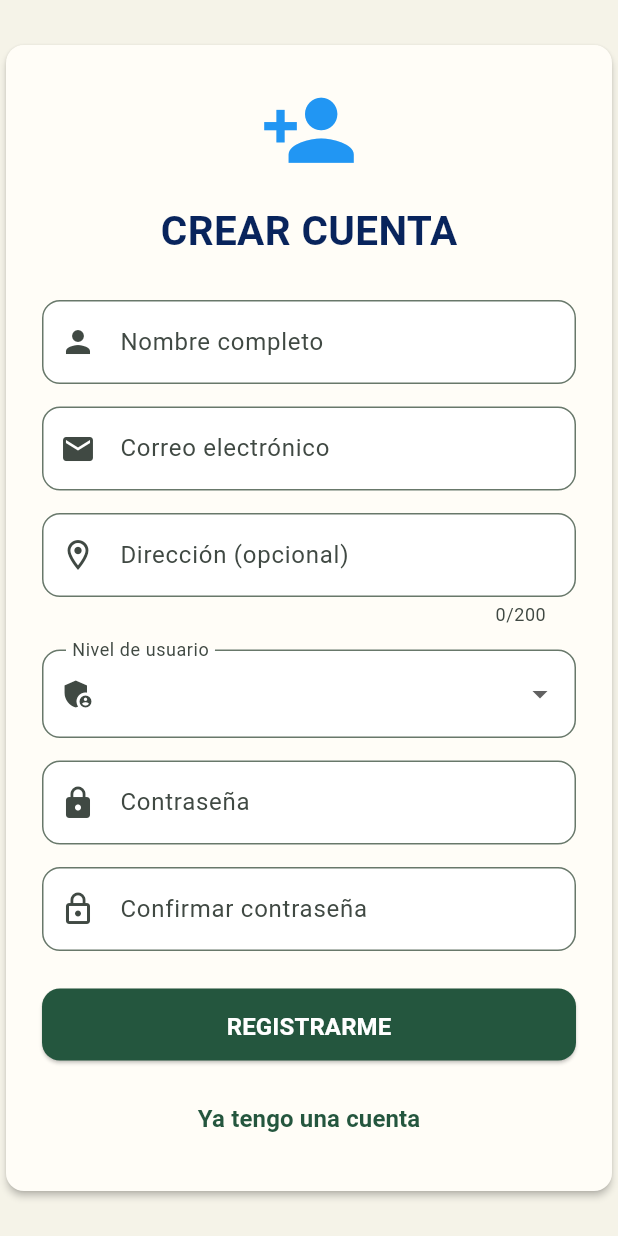
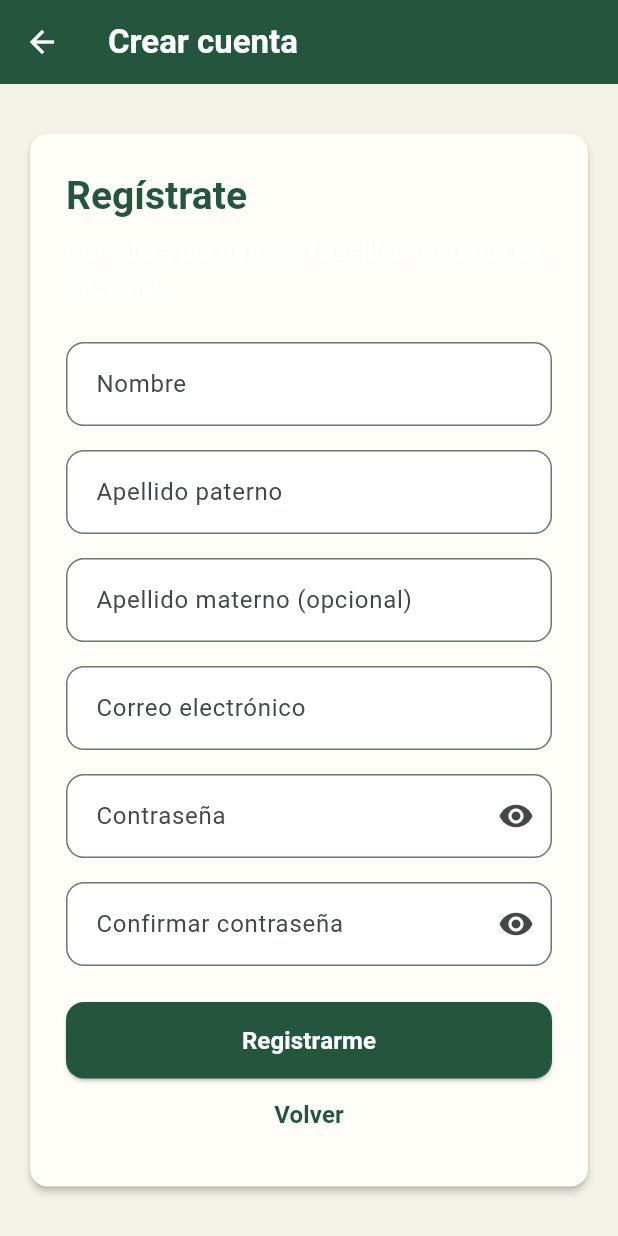
Before and after one commit to JuanPabloMB/SaludMayor_Blog, a Flutter app: the RegisterPage screen opened directly, on a phone screen of 412 x 824 dp. Run offline on Flutter 3.47's test engine with Material 3 defaults, Android fonts, the phone set to English and light mode, and no system bars; our stand-ins replace flutter_secure_storage, image_picker; accounts and stored records are empty.

Commit message:
Fase 3.4: Pantalla de bienvenida y registro de usuarios

```diff
--- a/flutter_application_1/lib/screens/register_user_page.dart
+++ b/flutter_application_1/lib/screens/register_user_page.dart
@@ -1,285 +1,241 @@
 import 'package:flutter/material.dart';
 
-import '../models/legacy/user_model.dart';
-import '../services/auth_service.dart';
-import '../services/user_service.dart';
-import '../widgets/auth_background.dart';
+import '../core/api_client.dart';
+import '../core/api_exception.dart';
+import '../services/registration_service.dart';
 import '../widgets/auth_card.dart';
+import '../widgets/primary_button.dart';
 
 class RegisterPage extends StatefulWidget {
-  const RegisterPage({super.key});
-
+  const RegisterPage({super.key, this.service});
+  final RegistrationService? service;
   @override
   State<RegisterPage> createState() => _RegisterPageState();
 }
 
 class _RegisterPageState extends State<RegisterPage> {
-  final _formKey = GlobalKey<FormState>();
-  final nombreController = TextEditingController();
-  final correoController = TextEditingController();
-  final direccionController = TextEditingController();
-  final passwordController = TextEditingController();
-  final confirmarPasswordController = TextEditingController();
-
-  final AuthService authService = AuthService();
-  final UserService userService = UserService();
-
-  Map<String, dynamic> _usuarioAdministrador = {};
-  bool _argumentoLeido = false;
-  bool _esRegistroAdministrativo = false;
-  bool _guardando = false;
-  int _tipoUsuario = 2;
+  final _form = GlobalKey<FormState>();
+  final _nombre = TextEditingController();
+  final _paterno = TextEditingController();
+  final _materno = TextEditingController();
+  final _correo = TextEditingController();
+  final _password = TextEditingController();
+  final _confirm = TextEditingController();
+  ApiClient? _ownedApi;
+  late final RegistrationService _service;
+  bool _busy = false;
+  bool _hidden = true;
+  String? _error;
 
   @override
-  void didChangeDependencies() {
-    super.didChangeDependencies();
-    if (_argumentoLeido) return;
-
-    final argumento = ModalRoute.of(context)?.settings.arguments;
-    if (argumento is Map<String, dynamic> &&
-        argumento['id_usr'] != null &&
-        (argumento['tip_usr'] as num? ?? 2).toInt() == 1) {
-      _usuarioAdministrador = Map<String, dynamic>.from(argumento);
-      _esRegistroAdministrativo = true;
-    }
-    _argumentoLeido = true;
+  void initState() {
+    super.initState();
+    _service = widget.service ?? RegistrationService(_ownedApi = ApiClient());
   }
 
   @override
   void dispose() {
-    nombreController.dispose();
-    correoController.dispose();
-    direccionController.dispose();
-    passwordController.dispose();
-    confirmarPasswordController.dispose();
+    for (final controller in [
+      _nombre,
+      _paterno,
+      _materno,
+      _correo,
+      _password,
+      _confirm,
+    ]) {
+      controller.dispose();
+    }
+    _ownedApi?.close();
     super.dispose();
   }
 
-  Future<void> registrarUsuario() async {
-    if (_guardando || !_formKey.currentState!.validate()) return;
+  String? _name(String? value, int max, {bool optional = false}) {
+    final text = (value ?? '').trim();
+    if (text.isEmpty && !optional) {
+      return 'Este campo es obligatorio';
+    }
+    if (text.runes.length > max) {
+      return 'Máximo $max caracteres';
+    }
+    return null;
+  }
 
-    final nombre = nombreController.text.trim();
-    final correo = correoController.text.trim();
-    final direccion = direccionController.text.trim();
-    final password = passwordController.text;
-
-    final mensaje = authService.validarRegistro(
-      nombre: nombre,
-      correo: correo,
-      password: password,
-      confirmarpassword: confirmarPasswordController.text,
-    );
-
-    if (mensaje != null) {
-      ScaffoldMessenger.of(context)
-          .showSnackBar(SnackBar(content: Text(mensaje)));
+  Future<void> _submit() async {
+    if (_busy || !_form.currentState!.validate()) {
       return;
     }
-
-    setState(() => _guardando = true);
-
+    FocusScope.of(context).unfocus();
+    setState(() {
+      _busy = true;
+      _error = null;
+    });
     try {
-      await userService.agregarUsuario(
-        UserModel(
-          id: 0,
-          nombre: nombre,
-          correo: correo,
-          password: password,
-          direccion: direccion.isEmpty ? null : direccion,
-          tipoUsuario: _tipoUsuario,
-        ),
+      await _service.register(
+        nombre: _nombre.text,
+        apellidoPaterno: _paterno.text,
+        apellidoMaterno: _materno.text.trim().isEmpty ? null : _materno.text,
+        correo: _correo.text,
+        contrasena: _password.text,
       );
-
-      if (!mounted) return;
-
-      if (_esRegistroAdministrativo) {
-        Navigator.pushReplacementNamed(
-          context,
-          '/users',
-          arguments: _usuarioAdministrador,
-        );
-        ScaffoldMessenger.of(context).showSnackBar(
-          const SnackBar(content: Text('Usuario registrado correctamente')),
-        );
-      } else {
-        Navigator.pushNamedAndRemoveUntil(context, '/login', (route) => false);
-        ScaffoldMessenger.of(context).showSnackBar(
-          const SnackBar(
-            content: Text('Cuenta creada. Ya puedes iniciar sesión.'),
-          ),
-        );
+      if (!mounted) {
+        return;
       }
-    } catch (e) {
-      if (!mounted) return;
-
-      ScaffoldMessenger.of(context).showSnackBar(
-        SnackBar(
-          content: Text(
-            'No se pudo registrar el usuario: '
-            '${e.toString().replaceFirst('Exception: ', '')}',
-          ),
-        ),
-      );
-    } finally {
-      if (mounted) setState(() => _guardando = false);
+      setState(() => _busy = false);
+      Navigator.of(context).pop(true);
+    } on ApiException catch (error) {
+      if (!mounted) {
+        return;
+      }
+      setState(() {
+        _error = switch (error.statusCode) {
+          409 => 'El correo ya está registrado.',
+          422 => 'Revisa los datos ingresados.',
+          500 => 'El servidor no pudo completar el registro.',
+          null => error.message,
+          _ => 'No se pudo completar el registro.',
+        };
+        _busy = false;
+      });
+    } catch (_) {
+      if (mounted) {
+        setState(() {
+          _error = 'No se pudo confirmar el registro. Verifica tus datos antes de reintentar.';
+          _busy = false;
+        });
+      }
     }
   }
 
+  Widget _field(
+    TextEditingController controller,
+    String label,
+    String? Function(String?) validator, {
+    bool secret = false,
+    TextInputType? keyboard,
+    List<String>? autofill,
+  }) => Padding(
+    padding: const EdgeInsets.only(bottom: 16),
+    child: TextFormField(
+      controller: controller,
+      enabled: !_busy,
+      validator: validator,
+      keyboardType: keyboard,
+      autofillHints: autofill,
+      obscureText: secret && _hidden,
+      autocorrect: !secret,
+      enableSuggestions: !secret,
+      decoration: InputDecoration(
+        labelText: label,
+        suffixIcon: secret
+            ? IconButton(
+                tooltip: _hidden
+                    ? 'Mostrar contraseñas'
+                    : 'Ocultar contraseñas',
+                onPressed: _busy
+                    ? null
+                    : () => setState(() => _hidden = !_hidden),
+                icon: Icon(_hidden ? Icons.visibility : Icons.visibility_off),
+              )
+            : null,
+      ),
+    ),
+  );
+
   @override
-  Widget build(BuildContext context) {
-    return Scaffold(
-      body: AuthBackground(
-        child: Center(
+  Widget build(BuildContext context) => Scaffold(
+    appBar: AppBar(title: const Text('Crear cuenta')),
+    body: SafeArea(
+      child: Center(
+        child: SingleChildScrollView(
+          padding: const EdgeInsets.all(16),
           child: AuthCard(
-            child: Form(
-              key: _formKey,
-              child: SingleChildScrollView(
+            child: AutofillGroup(
+              child: Form(
+                key: _form,
                 child: Column(
-                  mainAxisSize: MainAxisSize.min,
+                  crossAxisAlignment: CrossAxisAlignment.stretch,
                   children: [
-                    const Icon(
-                      Icons.person_add,
-                      size: 65,
-                      color: Color(0xFF2196F3),
+                    Text(
+                      'Regístrate',
+                      style: Theme.of(context).textTheme.headlineSmall,
                     ),
-                    const SizedBox(height: 15),
-                    Text(
-                      _esRegistroAdministrativo
-                          ? 'REGISTRAR USUARIO'
-                          : 'CREAR CUENTA',
-                      style: const TextStyle(
-                        fontSize: 27,
-                        fontWeight: FontWeight.bold,
-                        color: Color(0xFF08245C),
-                      ),
+                    const SizedBox(height: 8),
+                    const Text(
+                      'Completa tus datos. El apellido materno es opcional.',
                     ),
-                    const SizedBox(height: 25),
-                    TextFormField(
-                      controller: nombreController,
-                      textCapitalization: TextCapitalization.words,
-                      decoration: const InputDecoration(
-                        labelText: 'Nombre completo',
-                        prefixIcon: Icon(Icons.person),
-                        border: OutlineInputBorder(),
-                      ),
-                      validator: (value) =>
-                          value == null || value.trim().length < 2
-                          ? 'Ingresa un nombre válido'
-                          : null,
+                    const SizedBox(height: 24),
+                    _field(
+                      _nombre,
+                      'Nombre',
+                      (v) => _name(v, 100),
+                      autofill: [AutofillHints.givenName],
                     ),
-                    const SizedBox(height: 15),
-                    TextFormField(
-                      controller: correoController,
-                      keyboardType: TextInputType.emailAddress,
-                      decoration: const InputDecoration(
-                        labelText: 'Correo electrónico',
-                        prefixIcon: Icon(Icons.email),
-                        border: OutlineInputBorder(),
-                      ),
-                      validator: (value) =>
-                          value == null || !value.trim().contains('@')
-                          ? 'Ingresa un correo válido'
-                          : null,
+                    _field(_paterno, 'Apellido paterno', (v) => _name(v, 60)),
+                    _field(
+                      _materno,
+                      'Apellido materno (opcional)',
+                      (v) => _name(v, 60, optional: true),
                     ),
-                    const SizedBox(height: 15),
-                    TextFormField(
-                      controller: direccionController,
-                      keyboardType: TextInputType.streetAddress,
-                      textCapitalization: TextCapitalization.sentences,
-                      maxLength: 200,
-                      decoration: const InputDecoration(
-                        labelText: 'Dirección (opcional)',
-                        prefixIcon: Icon(Icons.location_on_outlined),
-                        border: OutlineInputBorder(),
-                      ),
+                    _field(
+                      _correo,
+                      'Correo electrónico',
+                      (v) {
+                        final text = (v ?? '').trim();
+                        return text.length <= 150 &&
+                                RegExp(r'^[^\s@]+@[^\s@]+\.[^\s@]+$')
+                                    .hasMatch(text)
+                            ? null
+                            : 'Ingresa un correo válido';
+                      },
+                      keyboard: TextInputType.emailAddress,
+                      autofill: [AutofillHints.email],
                     ),
-                    const SizedBox(height: 15),
-                    DropdownButtonFormField<int>(
-                      initialValue: _tipoUsuario,
-                      isExpanded: true,
-                      decoration: const InputDecoration(
-                        labelText: 'Nivel de usuario',
-                        prefixIcon: Icon(Icons.admin_panel_settings),
-                        border: OutlineInputBorder(),
-                      ),
-                      items: const [
-                        DropdownMenuItem<int>(
-                          value: 1,
-                          child: Text('Nivel 1 — Administrador'),
-                        ),
-                        DropdownMenuItem<int>(
-                          value: 2,
-                          child: Text('Nivel 2 — General'),
-                        ),
-                      ],
-                      onChanged: _guardando
+                    _field(
+                      _password,
+                      'Contraseña',
+                      (v) {
+                        final text = v ?? '';
+                        return text.trim().isEmpty ||
+                                text.runes.length < 8 ||
+                                text.runes.length > 128
+                            ? 'Usa entre 8 y 128 caracteres'
+                            : null;
+                      },
+                      secret: true,
+                      autofill: [AutofillHints.newPassword],
+                    ),
+                    _field(
+                      _confirm,
+                      'Confirmar contraseña',
+                      (v) => v == _password.text && (v ?? '').isNotEmpty
                           ? null
-                          : (value) {
-                              if (value != null) {
-                                setState(() => _tipoUsuario = value);
-                              }
-                            },
+                          : 'Las contraseñas no coinciden',
+                      secret: true,
                     ),
-                    const SizedBox(height: 15),
-                    TextFormField(
-                      controller: passwordController,
-                      obscureText: true,
-                      decoration: const InputDecoration(
-                        labelText: 'Contraseña',
-                        prefixIcon: Icon(Icons.lock),
-                        border: OutlineInputBorder(),
-                      ),
-                      validator: (value) => value == null || value.length < 8
-                          ? 'La contraseña debe tener al menos 8 caracteres'
-                          : null,
-                    ),
-                    const SizedBox(height: 15),
-                    TextFormField(
-                      controller: confirmarPasswordController,
-                      obscureText: true,
-                      decoration: const InputDecoration(
-                        labelText: 'Confirmar contraseña',
-                        prefixIcon: Icon(Icons.lock_outline),
-                        border: OutlineInputBorder(),
-                      ),
-                      validator: (value) => value != passwordController.text
-                          ? 'Las contraseñas no coinciden'
-                          : null,
-                    ),
-                    const SizedBox(height: 25),
-                    SizedBox(
-                      width: double.infinity,
-                      height: 48,
-                      child: ElevatedButton(
-                        onPressed: _guardando ? null : registrarUsuario,
-                        child: Text(
-                          _guardando ? 'REGISTRANDO...' : 'REGISTRARME',
+                    if (_error != null)
+                      Padding(
+                        padding: const EdgeInsets.only(bottom: 16),
+                        child: Semantics(
+                          liveRegion: true,
+                          child: Text(
+                            _error!,
+                            style: TextStyle(
+                              color: Theme.of(context).colorScheme.error,
+                            ),
+                          ),
                         ),
                       ),
+                    if (_busy) const Center(child: CircularProgressIndicator()),
+                    const SizedBox(height: 8),
+                    PrimaryButton(
+                      text: _busy ? 'Registrando...' : 'Registrarme',
+                      onPressed: _busy ? null : _submit,
                     ),
-                    const SizedBox(height: 15),
                     TextButton(
-                      onPressed: _guardando
+                      onPressed: _busy
                           ? null
-                          : () {
-                              if (_esRegistroAdministrativo) {
-                                Navigator.pushReplacementNamed(
-                                  context,
-                                  '/users',
-                                  arguments: _usuarioAdministrador,
-                                );
-                              } else {
-                                Navigator.pushReplacementNamed(
-                                  context,
-                                  '/login',
-                                );
-                              }
-                            },
-                      child: Text(
-                        _esRegistroAdministrativo
-                            ? 'Volver a gestión de usuarios'
-                            : 'Ya tengo una cuenta',
-                      ),
+                          : () => Navigator.of(context).pop(),
+                      child: const Text('Volver'),
                     ),
                   ],
                 ),
@@ -288,6 +244,6 @@ class _RegisterPageState extends State<RegisterPage> {
           ),
         ),
       ),
-    );
-  }
+    ),
+  );
 }
```
Also changed, not shown: flutter_application_1/lib/main.dart (+11 -84 lines), flutter_application_1/lib/screens/welcome_page.dart (added, +74 -0 lines), flutter_application_1/lib/services/registration_service.dart (added, +31 -0 lines), 1 other file.
